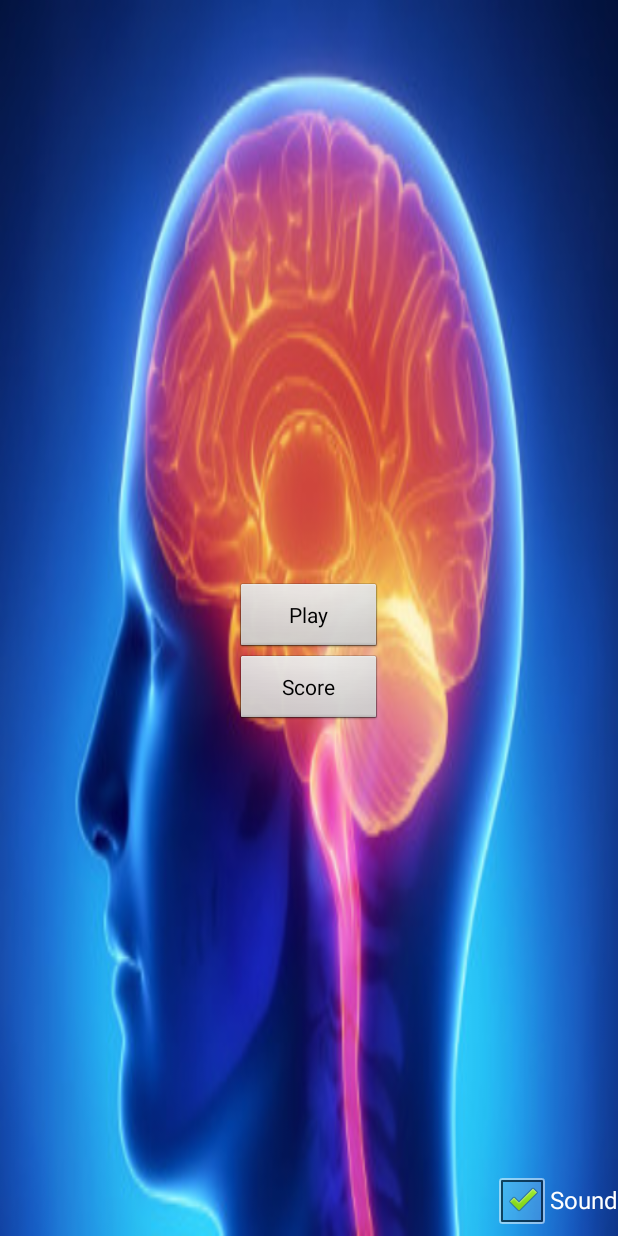
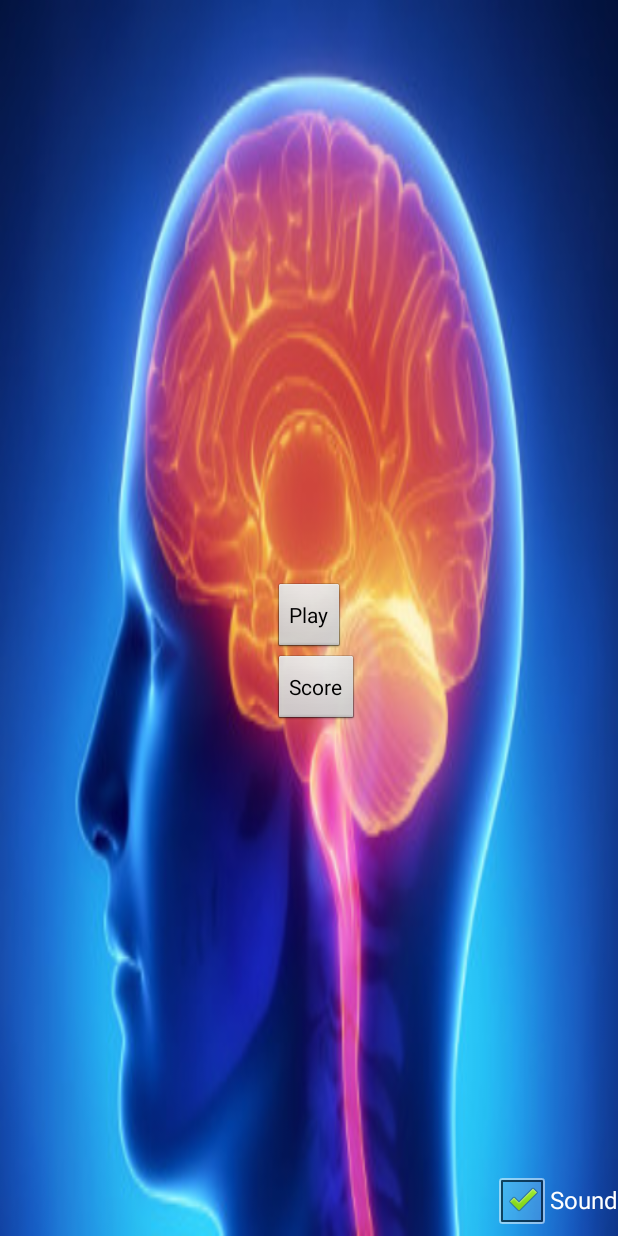
Before and after one commit to Mzartek/AndroidEngine, an Android app: the MenuActivity screen opened directly, with no data from a screen before it, on a phone screen of 412 x 824 dp. Run offline under Robolectric (Android 15) with nearby library versions, the phone set to English and light mode, and no system bars.

```diff
--- a/app/src/main/java/com/paris8/univ/androidproject/game/GameActivity.java
+++ b/app/src/main/java/com/paris8/univ/androidproject/game/GameActivity.java
@@ -16,7 +16,7 @@ public class GameActivity extends Activity
     {
         super.onCreate(savedInstanceState);
 
-        mView = new GameView(getApplication(), getAssets(), mSelectedLevel);
+        mView = new GameView(this, getApplication(), getAssets(), mSelectedLevel);
         setContentView(mView);
     }
 
--- a/app/src/main/res/layout/activity_menu.xml
+++ b/app/src/main/res/layout/activity_menu.xml
@@ -6,20 +6,20 @@
     android:background="@drawable/cerveau">
 
     <Button
-        android:layout_width="98dp"
+        android:layout_width="wrap_content"
         android:layout_height="wrap_content"
         android:text="Play"
         android:id="@+id/playButton"
         android:layout_gravity="center_horizontal"
-        android:layout_weight="1"
+        android:layout_weight="50"
         android:layout_centerVertical="true"
         android:layout_centerHorizontal="true" />
 
     <Button
-        android:layout_width="98dp"
+        android:layout_width="wrap_content"
         android:layout_height="wrap_content"
         android:text="Score"
-        android:layout_weight="1"
+        android:layout_weight="50"
         android:id="@+id/scoreButton"
         android:layout_below="@+id/playButton"
         android:layout_alignLeft="@+id/playButton"
```
Also changed, not shown: app/src/main/java/com/paris8/univ/androidproject/game/GameView.java (+8 -3 lines).
